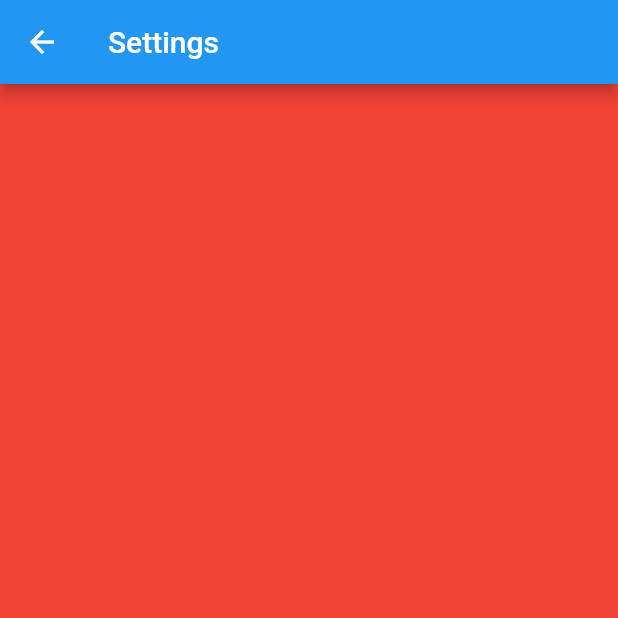
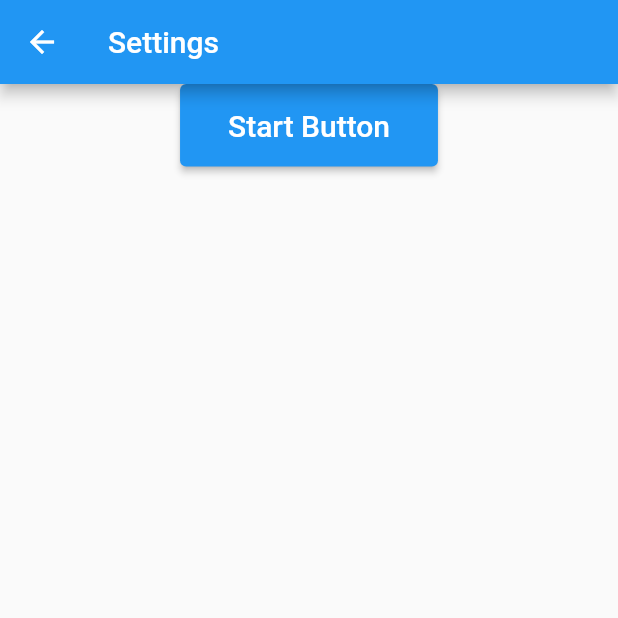
Before and after one commit to kuro1221/interval_timer, a Flutter app: the screen it shows after launch, after a tap on "Start Button", after a tap on the "settings" icon, on a phone screen of 412 x 824 dp, the top half of it. Run offline on Flutter 3.47's test engine with Material 2 defaults, Android fonts, the phone set to English and light mode, and no system bars; our stand-ins replace logger, shared_preferences.

```diff
--- /dev/null
+++ b/lib/Singleton.dart
@@ -0,0 +1,27 @@
+import 'package:flutter/material.dart';
+
+class Singleton {
+  static Singleton singleton = Singleton._();
+
+  static int _value1 = 0;
+  Singleton._(){
+      print('インスタンス生成');
+      _value1 += 1;
+  }
+
+  // Singleton() {
+  //   print('インスタンス生成');
+  //   _value1 += 1;
+  // }
+  static Singleton getInstance() {
+    return singleton;
+  }
+
+  static void setValue() {
+    _value1 = 100;
+  }
+
+  static int getValue() {
+    return _value1;
+  }
+}
--- a/lib/main.dart
+++ b/lib/main.dart
@@ -1,4 +1,5 @@
 import 'package:flutter/material.dart';
+import 'package:interval_timer/Singleton.dart';
 import 'package:interval_timer/settings_page.dart';
 import 'package:interval_timer/button_widget.dart';
 import 'package:interval_timer/configs/setting.dart';
@@ -6,7 +7,6 @@ import 'dart:async';
 import 'dart:developer';
 import 'package:logger/logger.dart';
 import 'package:shared_preferences/shared_preferences.dart';
-
 
 void main() {
   runApp(const MyApp());
@@ -49,7 +49,13 @@ class _MyHomePageState extends State<MyHomePage> {
   }
 
   void startTimer(String phase) {
-    final prefs = await SharedPreferences.getInstance();
+    Singleton.getInstance();
+    print(Singleton.getValue());
+    Singleton.setValue();
+    print('セット後');
+    print(Singleton.getValue());
+
+
     //スタート時のみタイマー設定を初期化する
     if (remainingNumberOfTimes == Setting.numberOfRepetitions) setTimer();
     setState(() => currentTimerPhase = Setting.timerPhase[phase]!);
--- a/lib/settings_page.dart
+++ b/lib/settings_page.dart
@@ -1,4 +1,7 @@
 import 'package:flutter/material.dart';
+import 'package:interval_timer/Singleton.dart';
+import 'package:interval_timer/button_widget.dart';
+import 'package:interval_timer/Singleton.dart';
 
 class SettingsPage extends StatelessWidget {
   @override
@@ -6,10 +9,34 @@ class SettingsPage extends StatelessWidget {
     return Scaffold(
       appBar: AppBar(
         title: Text('Settings'),
+        actions: <Widget>[
+        ],
       ),
-      body: Container(
-        color: Colors.red,
+      body: Center(
+        child: Column(
+            children: [
+              buildButtons(),
+            ]
+        ),
       ),
     );
   }
-}
+  Widget buildButtons() {
+    // final isRunning = timer == null? false: timer!.isActive;
+    // if (currentTimerPhase == Setting.timerPhase['ready']) {
+
+      return ButtonWidget(
+          color: Colors.white,
+          text: 'Start Button',
+          onClicked: () {
+            test();
+          }
+      );
+    }
+  test() {
+    Singleton.getInstance();
+    print(Singleton.getValue());
+    Singleton.setValue();
+    print('セット後');
+    print(Singleton.getValue());  }
+  }
```
